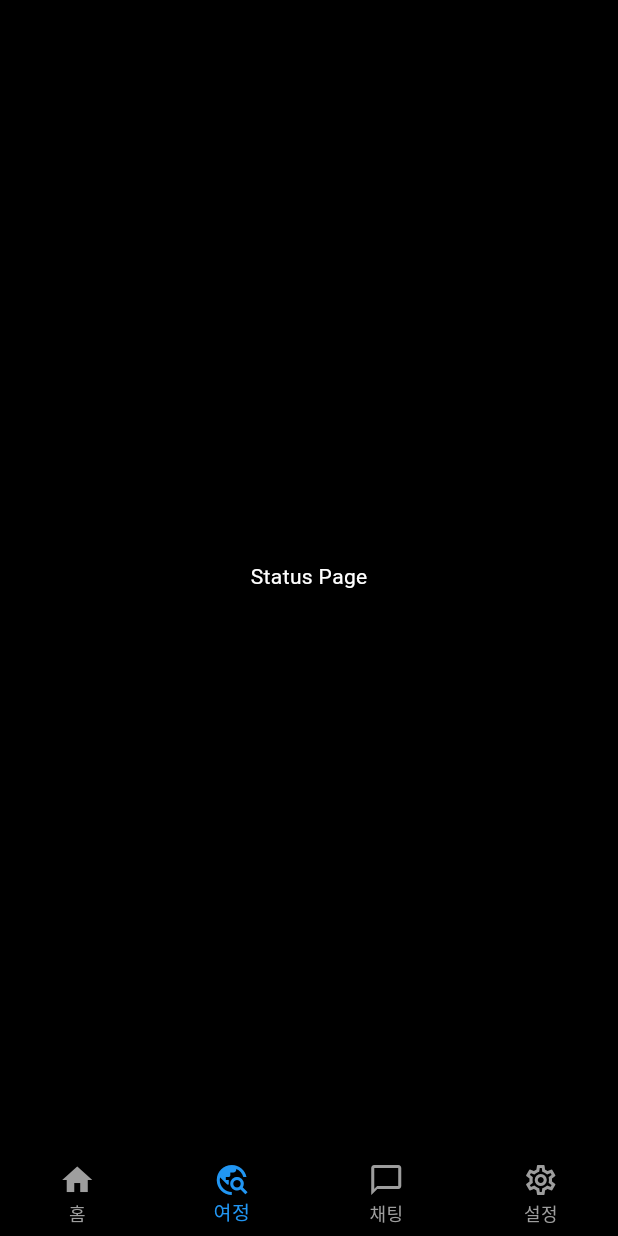
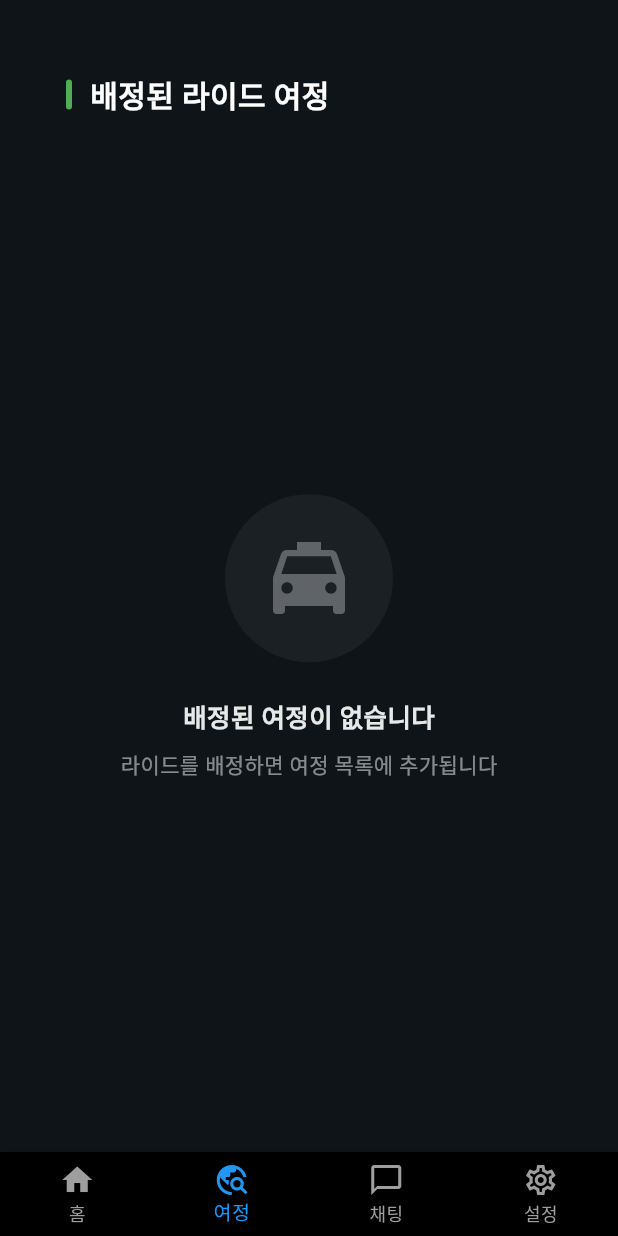
Before and after one commit to hijs01/tago_driver, a Flutter app: the screen it shows once a user with an empty profile is signed in, item 2 of the bottom bar chosen, on a phone screen of 412 x 824 dp. Run offline on Flutter 3.47's test engine with Material 3 defaults, Android fonts, the phone set to English and light mode, and no system bars; our stand-ins replace cloud_firestore, firebase_auth, firebase_core, google_sign_in, shared_preferences; accounts and stored records are empty.

Commit message:
home_view 랑 status_view 로직구성 완료

```diff
--- a/lib/presentation/pages/home/home_view.dart
+++ b/lib/presentation/pages/home/home_view.dart
@@ -85,7 +85,7 @@ class HomeView extends StatelessWidget {
             // 여정 리스트
             Expanded(
               child: StreamBuilder<List<RideRequest>>(
-                stream: rideVm.pendingRequestsStream,
+                stream: rideVm.activeRequestsStream,
                 builder: (context, snapshot) {
                   if (snapshot.connectionState == ConnectionState.waiting) {
                     return Center(
--- a/lib/presentation/pages/status/status_view.dart
+++ b/lib/presentation/pages/status/status_view.dart
@@ -1,18 +1,154 @@
+import 'package:cloud_firestore/cloud_firestore.dart';
 import 'package:flutter/material.dart';
+import 'package:intl/intl.dart';
+import 'package:provider/provider.dart';
+import 'package:tago_driver/presentation/auth/login/login_view_model.dart';
 import 'package:tago_driver/presentation/common/appScaffold.dart';
+import 'package:tago_driver/presentation/rideRequest/widget/ride_request_tile.dart';
+import 'package:tago_driver/presentation/rideRequest/ride_request_view_model.dart';
+import 'package:tago_driver/data/models/ride_request_model.dart';
 
 class StatusView extends StatelessWidget {
   const StatusView({super.key});
 
   @override
   Widget build(BuildContext context) {
-    return AppScaffold(body:
-    Center(
-      child: Text('Status Page',
-      style: TextStyle(
-        color: Colors.white
-      ),),
-    )
+    final loginVm = context.watch<LoginViewModel>();
+    final rideVm = context.watch<RideRequestViewModel>();
+    final userName = loginVm.currentUser?.name ?? '기사';
+    final driverId = loginVm.currentUser?.uid;
+    // driverId를 사용해서 스트림 생성
+    final acceptedStream = rideVm.getacceptedRequestsStream(driverId);
+
+    return AppScaffold(
+      backgroundColor: const Color(0xFF0F1419),
+      body: SafeArea(
+        child: Column(
+          crossAxisAlignment: CrossAxisAlignment.start,
+          children: [
+            // 헤더
+            const SizedBox(height: 32),
+
+            // "다음 여정" 헤더
+            Padding(
+              padding: const EdgeInsets.symmetric(horizontal: 24),
+              child: Row(
+                children: [
+                  Container(
+                    width: 4,
+                    height: 20,
+                    decoration: BoxDecoration(
+                      color: const Color(0xFF4CAF50),
+                      borderRadius: BorderRadius.circular(2),
+                    ),
+                  ),
+                  const SizedBox(width: 12),
+                  const Text(
+                    '배정된 라이드 여정',
+                    style: TextStyle(
+                      color: Colors.white,
+                      fontSize: 20,
+                      fontWeight: FontWeight.w700,
+                    ),
+                  ),
+                ],
+              ),
+            ),
+
+            const SizedBox(height: 20),
+
+            // 여정 리스트
+            Expanded(
+              child: StreamBuilder<List<RideRequest>>(
+                stream: acceptedStream,
+                builder: (context, snapshot) {
+                  if (snapshot.connectionState == ConnectionState.waiting) {
+                    return Center(
+                      child: CircularProgressIndicator(
+                        valueColor: AlwaysStoppedAnimation<Color>(
+                          const Color(0xFF4CAF50),
+                        ),
+                        strokeWidth: 3,
+                      ),
+                    );
+                  }
+
+                  final requests = snapshot.data ?? [];
+
+                  if (requests.isEmpty) {
+                    return Center(
+                      child: Padding(
+                        padding: const EdgeInsets.all(24),
+                        child: Column(
+                          mainAxisAlignment: MainAxisAlignment.center,
+                          children: [
+                            Container(
+                              padding: const EdgeInsets.all(24),
+                              decoration: BoxDecoration(
+                                color: Colors.white.withOpacity(0.05),
+                                shape: BoxShape.circle,
+                              ),
+                              child: Icon(
+                                Icons.local_taxi,
+                                size: 64,
+                                color: Colors.white.withOpacity(0.3),
+                              ),
+                            ),
+                            const SizedBox(height: 24),
+                            Text(
+                              '배정된 여정이 없습니다',
+                              style: TextStyle(
+                                color: Colors.white.withOpacity(0.9),
+                                fontSize: 17,
+                                fontWeight: FontWeight.w600,
+                              ),
+                            ),
+                            const SizedBox(height: 8),
+                            Text(
+                              '라이드를 배정하면 여정 목록에 추가됩니다',
+                              style: TextStyle(
+                                color: Colors.white.withOpacity(0.5),
+                                fontSize: 14,
+                              ),
+                            ),
+                          ],
+                        ),
+                      ),
+                    );
+                  }
+
+                  // 🔥 여러 개의 요청을 ListView로 표시
+                  return ListView.builder(
+                    padding: const EdgeInsets.symmetric(horizontal: 16),
+                    itemCount: requests.length,
+                    itemBuilder: (context, index) {
+                      final r = requests[index];
+
+                      // DateTime -> 문자열
+                      String timeText;
+                      if (r.departureAt != null) {
+                        final formatter = DateFormat('M월 d일 • h:mm a', 'ko_KR');
+                        timeText = formatter.format(r.departureAt!);
+                      } else {
+                        timeText = '시간 정보 없음';
+                      }
+
+                      return RideRequestTile(
+                        id: r.id,
+                        from: r.fromName,
+                        to: r.toName,
+                        timeText: timeText,
+                        peopleCount: r.peopleCount,
+                        docRef: r.ref,
+                      );
+                    },
+                  );
+                },
+              ),
+            ),
+          ],
+        ),
+      ),
     );
   }
 }
```
Also changed, not shown: lib/presentation/rideRequest/ride_request_view_model.dart (+27 -7 lines), lib/presentation/rideRequest/widget/ride_request_tile.dart (indentation only).
